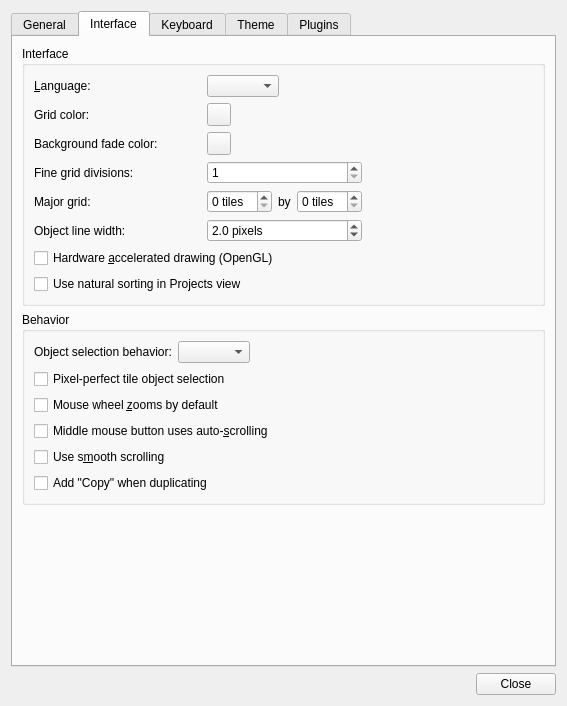
Old version of the form src/tiled/preferencesdialog.ui in the repository mapeditor/tiled.
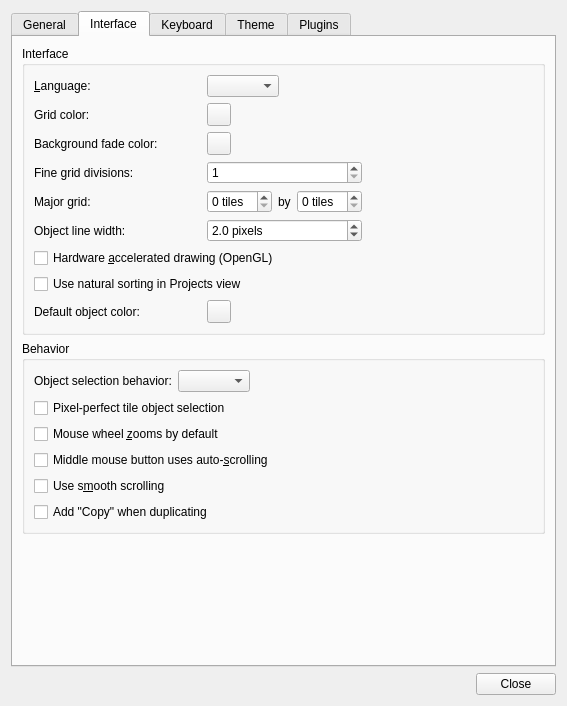
New version of the form. The open tabs and pages were chosen to show the change. Custom widgets are drawn as their Qt base class.

Commit message: Add preference for default object color

Diff of the .ui file:
```diff
--- a/src/tiled/preferencesdialog.ui
+++ b/src/tiled/preferencesdialog.ui
@@ -307,6 +307,19 @@
           <item row="2" column="1">
            <widget class="Tiled::ColorButton" name="backgroundFadeColor"/>
           </item>
+          <item row="8" column="0">
+           <widget class="QLabel" name="label_defaultObjectColor">
+            <property name="text">
+             <string>Default object color:</string>
+            </property>
+            <property name="buddy">
+             <cstring>defaultObjectColor</cstring>
+            </property>
+           </widget>
+          </item>
+          <item row="8" column="1">
+           <widget class="Tiled::ColorButton" name="defaultObjectColor"/>
+          </item>
           <item row="5" column="0">
            <widget class="QLabel" name="label">
             <property name="text">
```
The commit also changes 6 other files.
